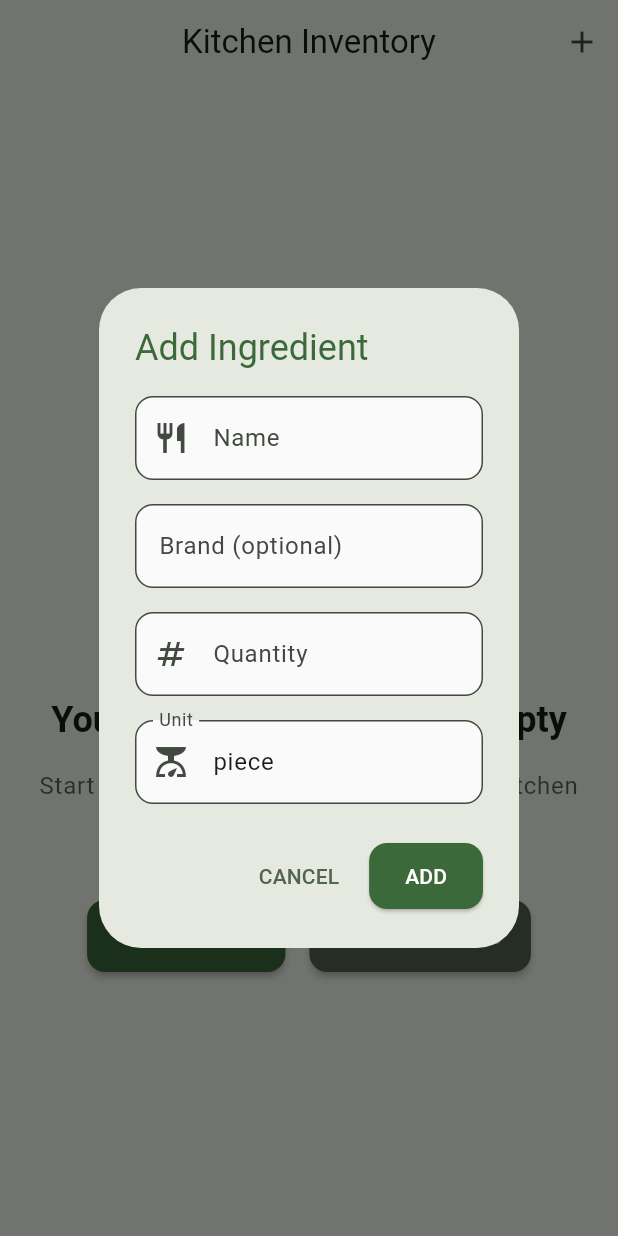
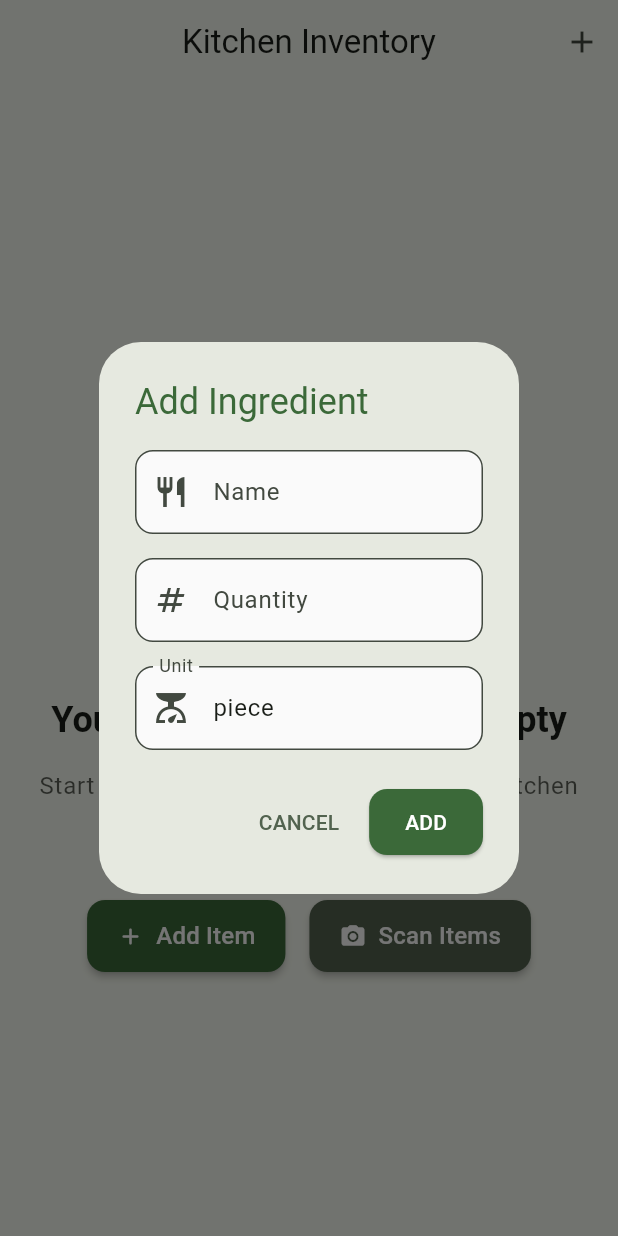
Before and after one commit to Alex-apostolo/what-can-i-make, a Flutter app: the screen it shows after launch, after a tap on "Add Item", on a phone screen of 412 x 824 dp. Run offline on Flutter 3.47's test engine with Material 3 defaults, Android fonts, the phone set to English and light mode, and no system bars; our stand-ins replace dartz, flutter_dotenv, image_picker, sqflite; missing offline and left inert: openai_dart; accounts and stored records are empty.

Commit message:
Removed brand

```diff
--- a/lib/data/repositories/storage_repository.dart
+++ b/lib/data/repositories/storage_repository.dart
@@ -33,7 +33,6 @@ class StorageRepository {
             id TEXT PRIMARY KEY,
             name TEXT NOT NULL,
             quantity INTEGER NOT NULL,
-            brand TEXT,
             unit TEXT NOT NULL
           )
         ''');
--- a/lib/domain/models/ingredient.dart
+++ b/lib/domain/models/ingredient.dart
@@ -1,49 +1,33 @@
 class Ingredient {
   final String id;
   final String name;
-  final String? brand;
   final int quantity;
   final String unit;
 
   const Ingredient({
     required this.id,
     required this.name,
-    this.brand,
     required this.quantity,
     required this.unit,
   });
 
-  Ingredient copyWith({
-    String? id,
-    String? name,
-    String? brand,
-    int? quantity,
-    String? unit,
-  }) {
+  Ingredient copyWith({String? id, String? name, int? quantity, String? unit}) {
     return Ingredient(
       id: id ?? this.id,
       name: name ?? this.name,
-      brand: brand ?? this.brand,
       quantity: quantity ?? this.quantity,
       unit: unit ?? this.unit,
     );
   }
 
   Map<String, dynamic> toJson() {
-    return {
-      'id': id,
-      'name': name,
-      'brand': brand,
-      'quantity': quantity,
-      'unit': unit,
-    };
+    return {'id': id, 'name': name, 'quantity': quantity, 'unit': unit};
   }
 
   factory Ingredient.fromJson(Map<String, dynamic> json) {
     return Ingredient(
       id: json['id'],
       name: json['name'],
-      brand: json['brand'],
       quantity: json['quantity'],
       unit: json['unit'],
     );
@@ -55,13 +39,12 @@ class Ingredient {
     return other is Ingredient &&
         other.id == id &&
         other.name == name &&
-        other.brand == brand &&
         other.quantity == quantity &&
         other.unit == unit;
   }
 
   @override
   int get hashCode {
-    return Object.hash(id, name, brand, quantity, unit);
+    return Object.hash(id, name, quantity, unit);
   }
 }
--- a/lib/domain/services/openai_service.dart
+++ b/lib/domain/services/openai_service.dart
@@ -17,8 +17,7 @@ class OpenAIService {
   static const _analyzePrompt = '''
 Analyze the given image of a refrigerator and extract details in JSON format. Your response should contain a single key: `"ingredients"`, which holds a list of objects. Each object should represent an ingredient and include the following keys:
 
-- `"name"`: The specific name of the ingredient (e.g., `"Whole Milk"`, `"Cherry Tomato"`, `"Ground Beef"`, `"Cheddar Cheese"`, `"Strawberry Yogurt"`). Avoid general terms like `"Fruits"`, `"Vegetables"`, or `"Desserts"`.
-- `"brand"`: The brand of the product if visible (e.g., `"Tropicana"`, `"Peroni"`, `"Heinz"`). If the brand is not visible, return `"Unknown"`.
+- `"name"`: The specific name of the ingredient (e.g., `"Whole Milk"`, `"Cherry Tomato"`, `"Ground Beef"`, `"Cheddar Cheese"`, `"Strawberry Yogurt"`). Avoid general terms like `"Fruits"`, `"Vegetables"`, or `"Desserts"`. IMPORTANT: If brand is visible include it in the name.
 - `"quantity"`: A numerical value representing the amount of the ingredient. If the quantity is unclear, return `0`.
 - `"unit"`: The unit of measurement for the ingredient (e.g., `"pieces"`, `"g"`, `"kg"`, `"ml"`, `"L"`, `"tbsp"`, `"tsp"`, `"cups"`). If the unit is unclear, return `"Unknown"`.
 
@@ -28,25 +27,21 @@ Ensure the JSON is properly formatted and contains only relevant data from the i
   "ingredients": [
     {
       "name": "Whole Milk",
-      "brand": "DairyPure",
       "quantity": 2,
       "unit": "L"
     },
     {
       "name": "Cherry Tomatoes",
-      "brand": "Unknown",
       "quantity": 200,
       "unit": "g"
     },
     {
       "name": "Cheddar Cheese",
-      "brand": "Kraft",
       "quantity": 500,
       "unit": "g"
     },
     {
       "name": "Strawberry Yogurt",
-      "brand": "Chobani",
       "quantity": 4,
       "unit": "cups"
     }
@@ -235,17 +230,9 @@ This ensures structured, detailed outputs while avoiding vague or generalized in
               }
             }
 
-            // Handle brand - set to null if "unknown"
-            String? brand = item['brand'];
-            if (brand != null &&
-                (brand.isEmpty || brand.toLowerCase() == 'unknown')) {
-              brand = null;
-            }
-
             return Ingredient(
               id: generateUniqueId(),
               name: item['name'] ?? '',
-              brand: brand,
               quantity: quantity,
               unit: item['unit'] ?? 'piece',
             );
--- a/lib/presentation/inventory/dialogs/add_item_dialog.dart
+++ b/lib/presentation/inventory/dialogs/add_item_dialog.dart
@@ -14,7 +14,6 @@ class AddItemDialog extends StatefulWidget {
 class _AddItemDialogState extends State<AddItemDialog> {
   final _formKey = GlobalKey<FormState>();
   final _nameController = TextEditingController();
-  final _brandController = TextEditingController();
   final _quantityController = TextEditingController();
   final _unitController = TextEditingController();
 
@@ -28,7 +27,6 @@ class _AddItemDialogState extends State<AddItemDialog> {
   @override
   void dispose() {
     _nameController.dispose();
-    _brandController.dispose();
     _quantityController.dispose();
     _unitController.dispose();
     super.dispose();
@@ -40,7 +38,6 @@ class _AddItemDialogState extends State<AddItemDialog> {
       final newItem = Ingredient(
         id: generateUniqueId(),
         name: _nameController.text,
-        brand: _brandController.text.isEmpty ? null : _brandController.text,
         quantity: quantity,
         unit: _unitController.text,
       );
@@ -78,14 +75,6 @@ class _AddItemDialogState extends State<AddItemDialog> {
                   }
                   return null;
                 },
-                textCapitalization: TextCapitalization.sentences,
-              ),
-              const SizedBox(height: 16),
-              TextFormField(
-                controller: _brandController,
-                decoration: const InputDecoration(
-                  labelText: 'Brand (optional)',
-                ),
                 textCapitalization: TextCapitalization.sentences,
               ),
               const SizedBox(height: 16),
```
Also changed, not shown: lib/presentation/inventory/components/ingredient_card.dart (+37 -15 lines).
